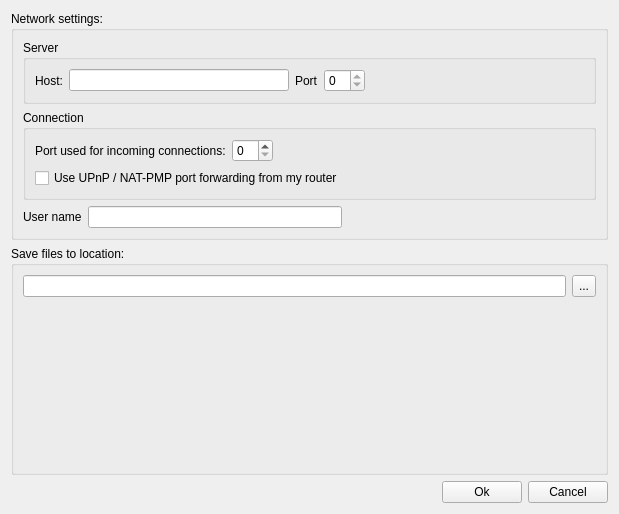
First picture: the form in src/preferences/preferences_widget.ui, repository a-pavlov/qDonkey, before the edit.
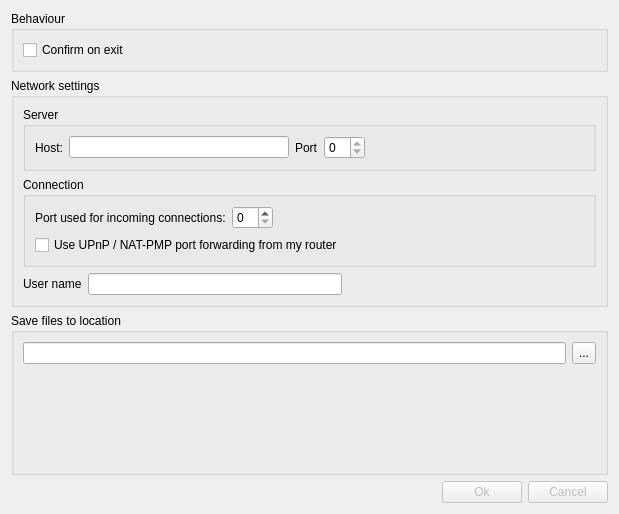
Second picture: the form after the edit.

```diff
--- a/src/preferences/preferences_widget.ui
+++ b/src/preferences/preferences_widget.ui
@@ -14,10 +14,26 @@
    <string>Form</string>
   </property>
   <layout class="QVBoxLayout" name="verticalLayout_3">
+   <item>
+    <widget class="QGroupBox" name="groupBox_5">
+     <property name="title">
+      <string>Behaviour</string>
+     </property>
+     <layout class="QVBoxLayout" name="verticalLayout_4">
+      <item>
+       <widget class="QCheckBox" name="checkBox_2">
+        <property name="text">
+         <string>Confirm on exit</string>
+        </property>
+       </widget>
+      </item>
+     </layout>
+    </widget>
+   </item>
    <item>
     <widget class="QGroupBox" name="groupBox">
      <property name="title">
-      <string>Network settings:</string>
+      <string>Network settings</string>
      </property>
      <layout class="QVBoxLayout" name="verticalLayout_2">
       <item>
@@ -146,7 +162,7 @@
    <item>
     <widget class="QGroupBox" name="groupBox_4">
      <property name="title">
-      <string>Save files to location:</string>
+      <string>Save files to location</string>
      </property>
      <layout class="QVBoxLayout" name="verticalLayout_26">
       <property name="bottomMargin">
@@ -224,6 +240,9 @@
      </item>
      <item>
       <widget class="QPushButton" name="btnOk">
+       <property name="enabled">
+        <bool>false</bool>
+       </property>
        <property name="text">
         <string>Ok</string>
        </property>
@@ -231,6 +250,9 @@
      </item>
      <item>
       <widget class="QPushButton" name="btnCancel">
+       <property name="enabled">
+        <bool>false</bool>
+       </property>
        <property name="text">
         <string>Cancel</string>
        </property>
```
Left out of the diff: 4 changed lines with no effect on the pictures.
